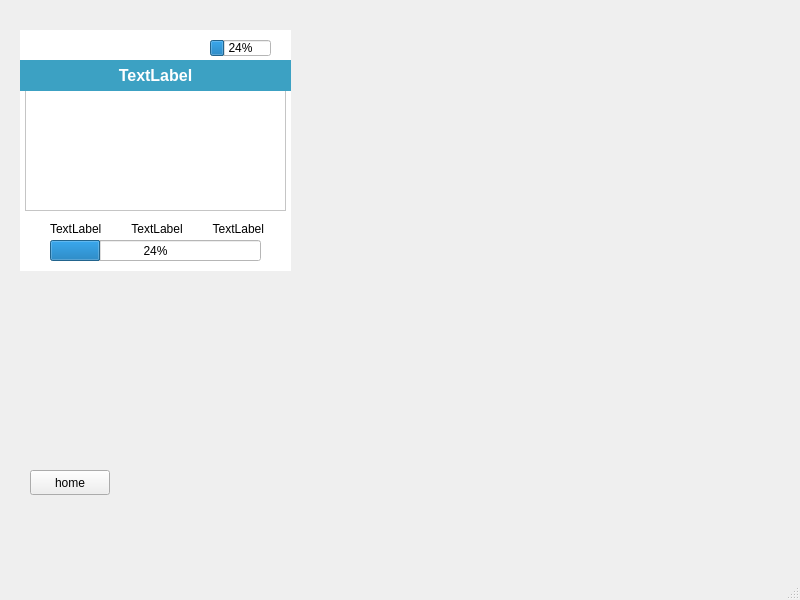
lasitha-amuwala/CES-Simulator, file mainwindow.ui: the form before one commit.
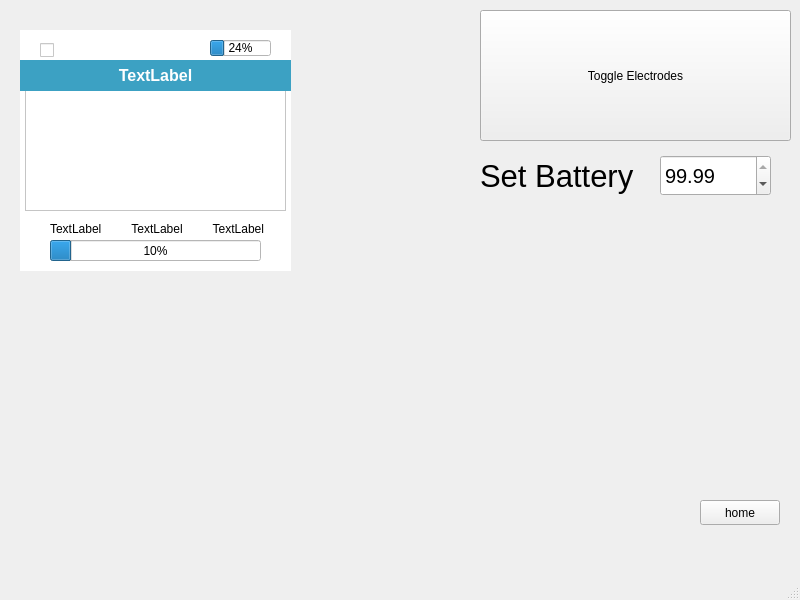
The form after the commit. Icons and pictures are not drawn.

Patch:
```diff
--- a/mainwindow.ui
+++ b/mainwindow.ui
@@ -268,7 +268,10 @@
       <set>Qt::AlignCenter</set>
      </property>
     </widget>
-    <widget class="QProgressBar" name="progressBar_2">
+    <widget class="QProgressBar" name="powerLevelBar">
+     <property name="enabled">
+      <bool>true</bool>
+     </property>
      <property name="geometry">
       <rect>
        <x>30</x>
@@ -277,8 +280,25 @@
        <height>21</height>
       </rect>
      </property>
+     <property name="font">
+      <font>
+       <pointsize>9</pointsize>
+      </font>
+     </property>
+     <property name="minimum">
+      <number>0</number>
+     </property>
+     <property name="maximum">
+      <number>10</number>
+     </property>
      <property name="value">
-      <number>24</number>
+      <number>1</number>
+     </property>
+     <property name="invertedAppearance">
+      <bool>false</bool>
+     </property>
+     <property name="format">
+      <string>%p%</string>
      </property>
     </widget>
     <widget class="QProgressBar" name="progressBar">
@@ -342,12 +362,47 @@
       <set>Qt::AlignRight|Qt::AlignTrailing|Qt::AlignVCenter</set>
      </property>
     </widget>
+    <widget class="QCheckBox" name="electrodes">
+     <property name="geometry">
+      <rect>
+       <x>20</x>
+       <y>10</y>
+       <width>16</width>
+       <height>20</height>
+      </rect>
+     </property>
+     <property name="text">
+      <string/>
+     </property>
+     <property name="tristate">
+      <bool>false</bool>
+     </property>
+    </widget>
+    <widget class="QLabel" name="batteryWarning">
+     <property name="geometry">
+      <rect>
+       <x>70</x>
+       <y>10</y>
+       <width>111</width>
+       <height>16</height>
+      </rect>
+     </property>
+     <property name="text">
+      <string/>
+     </property>
+     <property name="alignment">
+      <set>Qt::AlignCenter</set>
+     </property>
+    </widget>
    </widget>
    <widget class="QPushButton" name="homeButton">
+    <property name="enabled">
+     <bool>true</bool>
+    </property>
     <property name="geometry">
      <rect>
-      <x>30</x>
-      <y>470</y>
+      <x>700</x>
+      <y>500</y>
       <width>80</width>
       <height>25</height>
      </rect>
@@ -356,6 +411,76 @@
      <string>home</string>
     </property>
    </widget>
+   <widget class="QLabel" name="timerLabel">
+    <property name="geometry">
+     <rect>
+      <x>50</x>
+      <y>150</y>
+      <width>211</width>
+      <height>41</height>
+     </rect>
+    </property>
+    <property name="font">
+     <font>
+      <pointsize>20</pointsize>
+     </font>
+    </property>
+    <property name="text">
+     <string/>
+    </property>
+    <property name="alignment">
+     <set>Qt::AlignCenter</set>
+    </property>
+   </widget>
+   <widget class="QPushButton" name="toggleElectrodes">
+    <property name="geometry">
+     <rect>
+      <x>480</x>
+      <y>10</y>
+      <width>311</width>
+      <height>131</height>
+     </rect>
+    </property>
+    <property name="text">
+     <string>Toggle Electrodes</string>
+    </property>
+   </widget>
+   <widget class="QLabel" name="label_2">
+    <property name="geometry">
+     <rect>
+      <x>480</x>
+      <y>150</y>
+      <width>171</width>
+      <height>51</height>
+     </rect>
+    </property>
+    <property name="font">
+     <font>
+      <pointsize>23</pointsize>
+     </font>
+    </property>
+    <property name="text">
+     <string>Set Battery</string>
+    </property>
+   </widget>
+   <widget class="QDoubleSpinBox" name="setBattery">
+    <property name="geometry">
+     <rect>
+      <x>660</x>
+      <y>155</y>
+      <width>111</width>
+      <height>41</height>
+     </rect>
+    </property>
+    <property name="font">
+     <font>
+      <pointsize>15</pointsize>
+     </font>
+    </property>
+    <property name="value">
+     <double>99.989999999999995</double>
+    </property>
+   </widget>
    <zorder>graphicsView_3</zorder>
    <zorder>CESWidget</zorder>
    <zorder>graphicsView</zorder>
```
Left out of the diff: 6 changed lines with no effect on the pictures.
